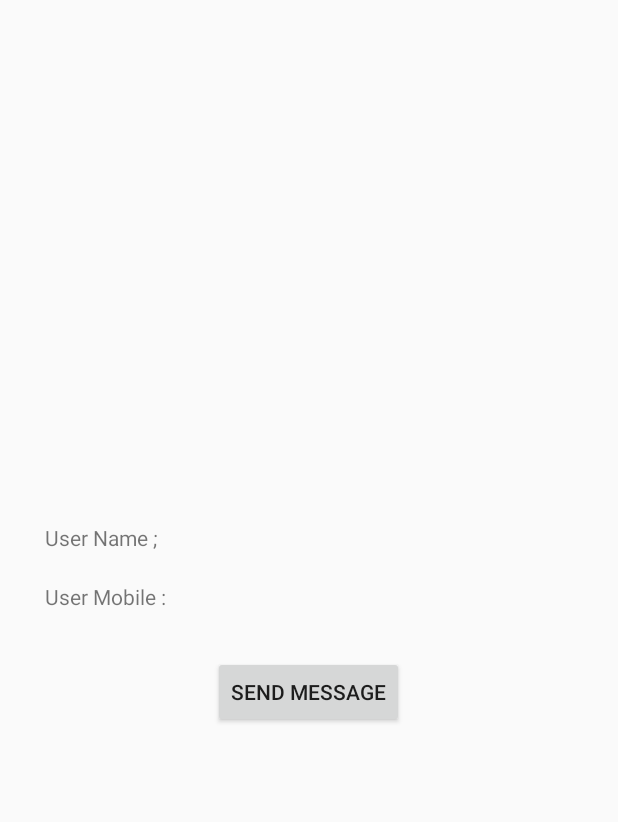
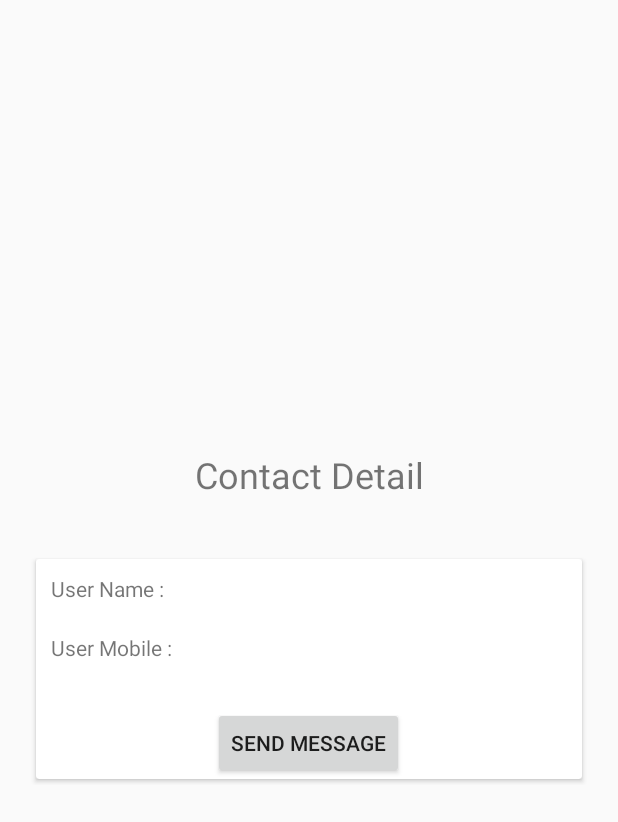
Before and after one commit to gbashish12556/SendSmsNew, an Android app: the ContactDetailActivity screen opened directly, with no data from a screen before it, on a phone screen of 412 x 824 dp. Shown: the top 822 px of the screen. Run offline under Robolectric (Android 15) with nearby library versions, the phone set to English and light mode, and no system bars.

Commit message:
change in validation and design

```diff
--- a/app/src/main/java/com/test/ashish/sendsmsnew/ContactDetailActivity.java
+++ b/app/src/main/java/com/test/ashish/sendsmsnew/ContactDetailActivity.java
@@ -9,9 +9,9 @@ import android.widget.TextView;
 
 public class ContactDetailActivity extends Activity {
 
-    TextView userNameTextView;
-    TextView userMobileTextView;
-    Button sendMessageButton;
+    private TextView userNameTextView;
+    private TextView userMobileTextView;
+    private Button sendMessageButton;
 
     @Override
     protected void onCreate(Bundle savedInstanceState) {
--- a/app/src/main/res/layout/activity_contact_detail.xml
+++ b/app/src/main/res/layout/activity_contact_detail.xml
@@ -9,6 +9,26 @@
     android:padding="20dp"
     tools:context=".ContactDetailActivity">
 
+    <TextView
+        android:layout_width="match_parent"
+        android:layout_height="match_parent"
+        android:gravity="center"
+        android:layout_gravity="center"
+        android:layout_marginBottom="36dp"
+        android:textSize="24sp"
+        android:text="Contact Detail"/>
+
+    <android.support.v7.widget.CardView xmlns:android="http://schemas.android.com/apk/res/android"
+        android:layout_width="match_parent"
+        android:layout_height="wrap_content"
+        android:padding="40dp"
+        android:layout_margin="4dp">
+
+        <LinearLayout
+            android:layout_width="match_parent"
+            android:layout_height="wrap_content"
+            android:orientation="vertical">
+
             <LinearLayout
             android:layout_margin="10dp"
             android:layout_width="match_parent"
@@ -19,7 +39,7 @@
                 android:layout_width="0dp"
                 android:layout_weight="1"
                 android:layout_height="wrap_content"
-            android:text="User Name ; "/>
+                android:text="User Name : "/>
 
             <TextView
                 android:layout_width="0dp"
@@ -53,7 +73,6 @@
 
             </LinearLayout>
 
-
             <Button
                 android:layout_marginTop="20dp"
                 android:layout_width="wrap_content"
@@ -64,3 +83,7 @@
                 android:id="@+id/sendButton"/>
 
         </LinearLayout>
+
+    </android.support.v7.widget.CardView>
+
+</LinearLayout>
```
Also changed, not shown: app/src/main/java/com/test/ashish/sendsmsnew/ApiRepository.java (+2 -4 lines), app/src/main/java/com/test/ashish/sendsmsnew/ContactFragment.java (+3 -4 lines), app/src/main/java/com/test/ashish/sendsmsnew/MainActivity.java (+4 -4 lines), app/src/main/java/com/test/ashish/sendsmsnew/MessageFragment.java (+3 -3 lines), app/src/main/java/com/test/ashish/sendsmsnew/RetrofitClient.java (+1 -1 lines), app/src/main/java/com/test/ashish/sendsmsnew/SendMessageActivity.java (+9 -5 lines), app/src/main/res/layout/activity_send_message.xml (+14 -0 lines), app/src/main/res/menu/nav_item.xml (+6 -7 lines). Lines whose indentation alone changed are shown as unchanged.
